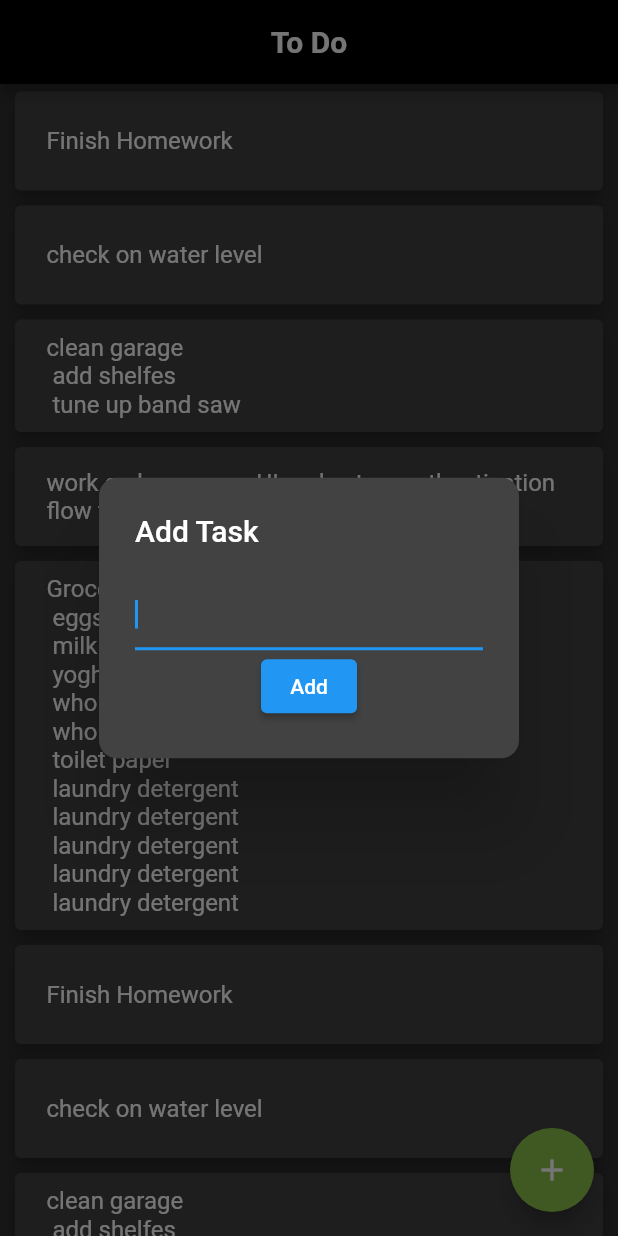
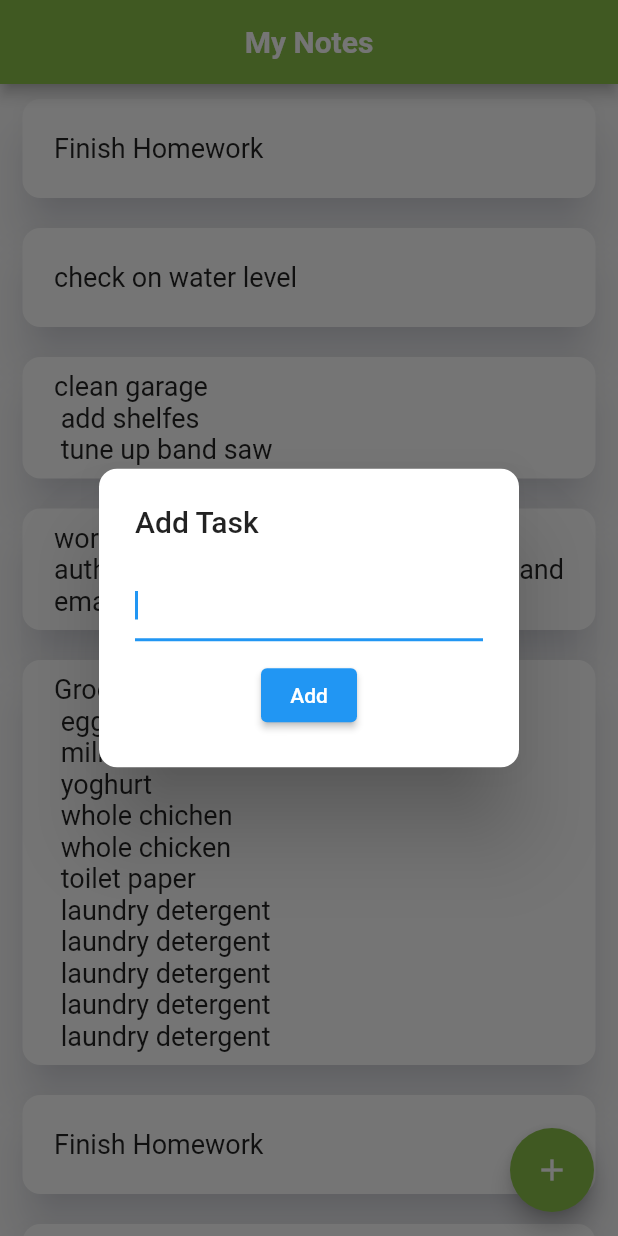
Before and after one commit to koirpraw/notekeeper_localdb, a Flutter app: the screen it shows after launch, after a tap on the "add" icon, on a phone screen of 412 x 824 dp. Run offline on Flutter 3.47's test engine with Material 2 defaults, Android fonts, the phone set to English and light mode, and no system bars; our stand-ins replace sqflite; accounts and stored records are empty.

Commit message:
Polished UI for the notes page. Light Background. Added separate constant.dart file for constant values.

```diff
--- a/lib/main.dart
+++ b/lib/main.dart
@@ -1,5 +1,6 @@
 import 'package:flutter/material.dart';
-import 'package:notes_localdb/todoui.dart';
+import 'package:notes_localdb/mynotes.dart';
+import 'package:notes_localdb/mynotes.dart';
 
 void main() => runApp(MyApp());
 
@@ -14,10 +15,10 @@ class _MyAppState extends State<MyApp> {
     return MaterialApp(
       title: "TODO",
       debugShowCheckedModeBanner: false,
-      theme: ThemeData.dark().copyWith(
-        accentColor: Colors.purple,
+      theme: ThemeData.light().copyWith(
+        colorScheme: ColorScheme.fromSwatch().copyWith(secondary: Colors.deepOrange),
       ),
-      home: todoui(),
+      home: MyNotes(),
     );
   }
 }
--- a/lib/todoui.dart
+++ b/lib/mynotes.dart
@@ -1,30 +1,35 @@
 import 'package:flutter/material.dart';
-import 'package:notes_localdb/dbhelper.dart';
+import 'package:notes_localdb/utils/constant.dart';
+import 'package:notes_localdb/utils/dbhelper.dart';
 
-class todoui extends StatefulWidget {
-  const todoui({Key? key}) : super(key: key);
+class MyNotes extends StatefulWidget {
+  const MyNotes({Key? key}) : super(key: key);
 
   @override
-  _todouiState createState() => _todouiState();
+  _MyNotesState createState() => _MyNotesState();
 }
 
-class _todouiState extends State<todoui> {
+class _MyNotesState extends State<MyNotes> {
   void showDialogAlert() {
     showDialog(
       context: context,
       builder: (context) => AlertDialog(
         shape: RoundedRectangleBorder(
+
           borderRadius: BorderRadius.circular(12.0),
         ),
-        title: Text("Add Task"),
+        title: const Text("Add Task"),
         content: Column(
           mainAxisSize: MainAxisSize.min,
           children: <Widget>[
-            TextField(
+            const TextField(
               autofocus: true,
             ),
             Row(mainAxisAlignment: MainAxisAlignment.center, children: <Widget>[
-              ElevatedButton(onPressed: () {}, child: Text("Add")),
+              Padding(
+                padding: const EdgeInsets.only(top: 12.0),
+                child: ElevatedButton(onPressed: () {}, child: const Text("Add")),
+              ),
             ])
           ],
         ),
@@ -33,20 +38,27 @@ class _todouiState extends State<todoui> {
   }
 
   Widget mycard(String task) {
-    return Card(
-      elevation: 5,
-      margin: EdgeInsets.symmetric(
+    return Padding(
+      padding: const EdgeInsets.all(5.0),
+      child: Card(
+        shape: RoundedRectangleBorder(borderRadius: BorderRadius.circular(12.0)),
+        elevation: 12,
+        shadowColor: kTilesShadowColor,
+        margin: const EdgeInsets.symmetric(
           vertical: 5.0,
           horizontal: 10.0,
         ),
-      child: Container(
         child: Padding(
           padding: const EdgeInsets.all(5.0),
+          child: Container(
+            decoration: BoxDecoration(borderRadius: BorderRadius.all(Radius.circular(12.0))),
+
             child: ListTile(
-            title: Text("$task"),
+              title: Text("$task", style: TextStyle(fontSize: 18),),
               onLongPress: () {
                 print("delete task selecetd");
               },
+            ),
           ),
         ),
       ),
@@ -63,16 +75,16 @@ class _todouiState extends State<todoui> {
         onPressed: () {
           showDialogAlert();
         },
-        child: Icon(
+        child: const Icon(
           Icons.add,
           color: Colors.white,
         ),
       ),
       appBar: AppBar(
-        backgroundColor: Colors.black,
-        title: Text(
-          "To Do",
-          style: TextStyle(color: Colors.white, fontWeight: FontWeight.bold),
+        backgroundColor: Colors.lightGreen,
+        title: const Text(
+          "My Notes",
+          style: TextStyle( fontWeight: FontWeight.bold),
         ),
         centerTitle: true,
       ),
@@ -101,3 +113,6 @@ class _todouiState extends State<todoui> {
     );
   }
 }
+
+
+// 0xFFFF9000
--- /dev/null
+++ b/lib/utils/constant.dart
@@ -0,0 +1,3 @@
+import 'package:flutter/material.dart';
+
+Color kTilesShadowColor = const Color(0x50202966);
```
Also changed, not shown: lib/utils/dbhelper.dart (renamed from lib/dbhelper.dart), pubspec.lock. Lines whose indentation alone changed are shown as unchanged.
